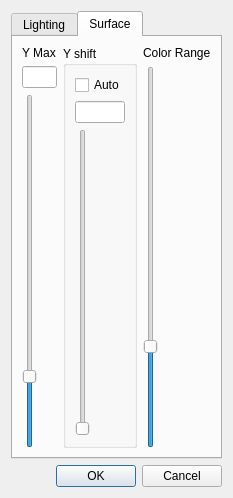
Qt form surface3dcontrolsdlg.ui (githubdoe/DFTFringe) before a commit.
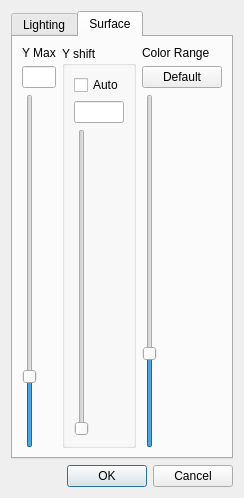
The same form after that commit.

Patch:
```diff
--- a/surface3dcontrolsdlg.ui
+++ b/surface3dcontrolsdlg.ui
@@ -6,7 +6,7 @@
    <rect>
     <x>0</x>
     <y>0</y>
-    <width>233</width>
+    <width>235</width>
     <height>498</height>
    </rect>
   </property>
@@ -199,6 +199,13 @@
            </property>
           </widget>
          </item>
+         <item>
+          <widget class="QPushButton" name="defaultRange">
+           <property name="text">
+            <string>Default</string>
+           </property>
+          </widget>
+         </item>
          <item>
           <widget class="QSlider" name="range">
            <property name="minimum">
```
